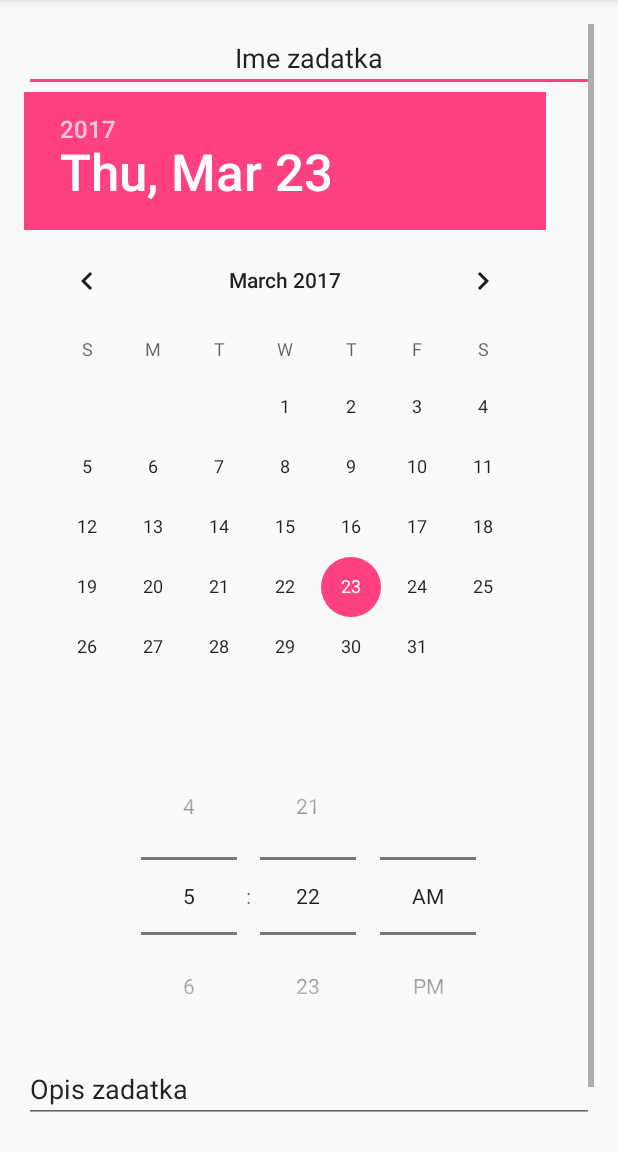
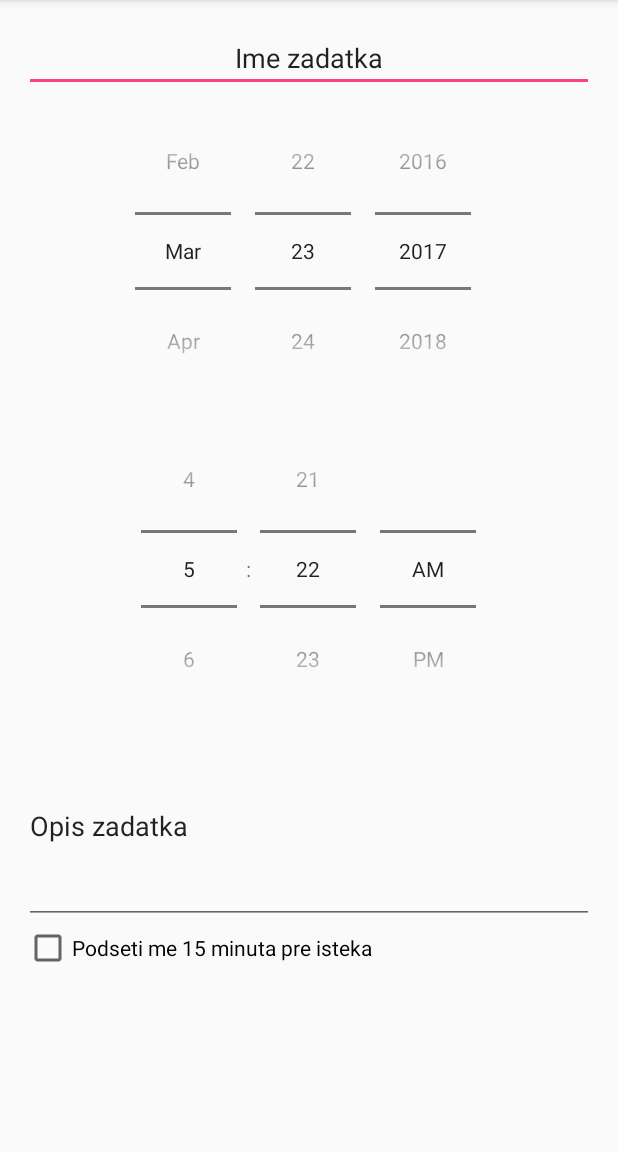
Before and after one commit to acorovic/TaskManager, an Android app: the newTaskActivity screen opened directly, with no data from a screen before it, on a phone screen of 412 x 824 dp, the part 84-1236 px from its top. Run offline under Robolectric (Android 15) with nearby library versions, the phone set to English and light mode, and no system bars.

Commit message:
fixed editText in xml

```diff
--- a/TaskManager/app/src/main/res/layout/activity_new_task.xml
+++ b/TaskManager/app/src/main/res/layout/activity_new_task.xml
@@ -24,7 +24,8 @@
             <DatePicker
                 android:layout_width="match_parent"
                 android:layout_height="wrap_content"
-
+                android:calendarViewShown="false"
+                android:datePickerMode="spinner"
                 >
             </DatePicker>
             <TimePicker
@@ -36,6 +37,8 @@
                 android:layout_width="match_parent"
                 android:layout_height="wrap_content"
                 android:text="@string/editTaskDescription"
+                android:lines="5"
+                android:scrollbars="vertical"
                 android:inputType="textMultiLine"/>
             <CheckBox
                 android:layout_width="match_parent"
```
